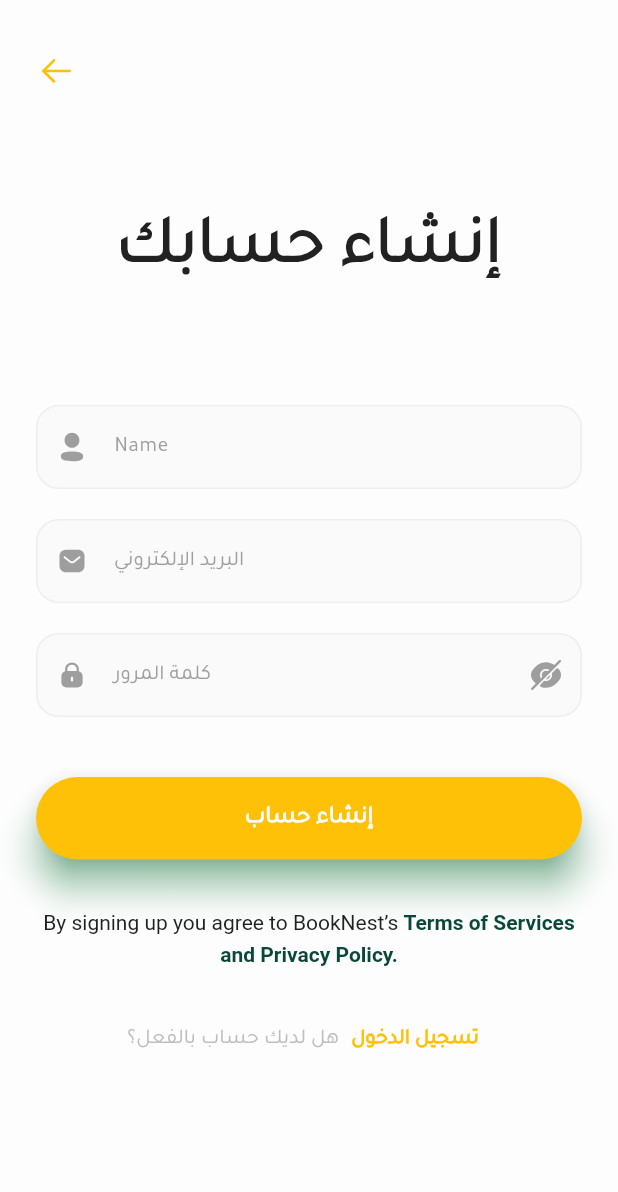
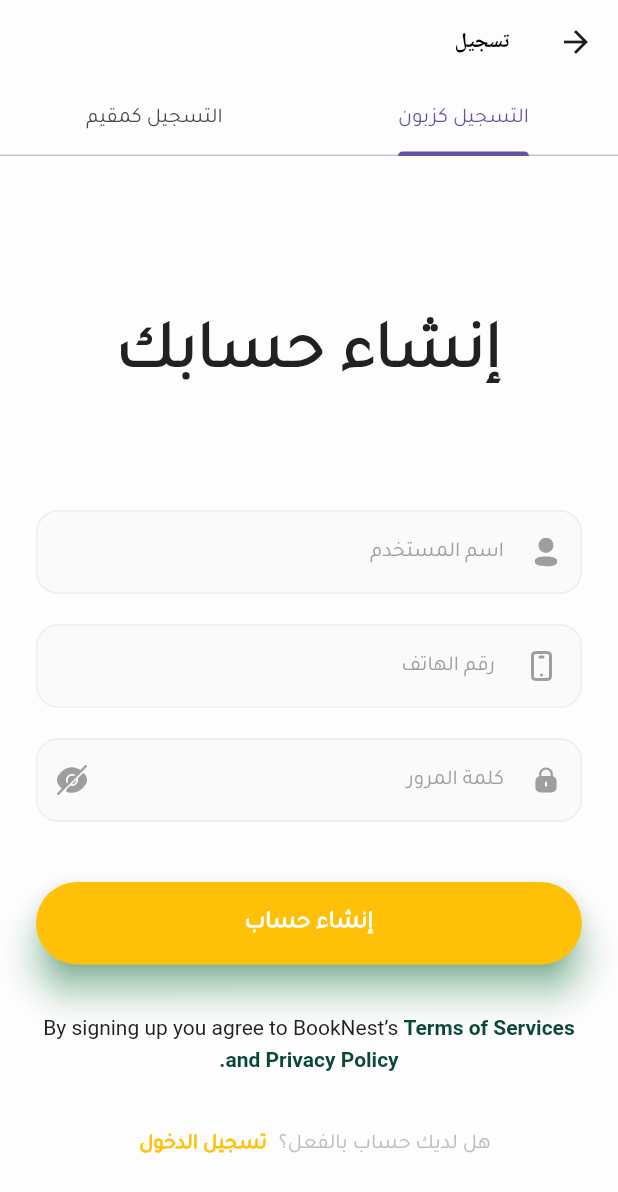
Before and after one commit to NourEldeenElazozy/NourEldeenElazozy-NourEldeenElazozy-hotel-booking-flutter, a Flutter app: the RegisterScreen screen opened by its route, on a phone screen of 412 x 824 dp. Shown: the top 1192 px of the screen. Run offline on Flutter 3.47's test engine with Material 3 defaults, Android fonts, the phone set to English and light mode, and no system bars; our stand-ins replace carousel_slider, dio, dots_indicator, flutter_credit_card, flutter_mobx, flutter_rating_bar and 10 more; accounts and stored records are empty; network calls fail; project files that could hold a hidden picture were left out.

Commit message:
Fix Register

```diff
--- a/lib/core/constants/my_strings.dart
+++ b/lib/core/constants/my_strings.dart
@@ -28,7 +28,7 @@ class MyString {
 
 //-----------------------------------Login_Screen------------------------------
   static const String loginTitle = "تسجيل الدخول إلى حسابك";
-  static const String emailHintText = "البريد الإلكتروني";
+  static const String emailHintText = "رقم الهاتف";
   static const String passwordHintText = "كلمة المرور";
   static const String signIn = "تسجيل الدخول";
   static const String forgotPassword = "نسيت كلمة المرور؟";
--- a/lib/presentation/screen/auth/Register/fill_profile.dart
+++ b/lib/presentation/screen/auth/Register/fill_profile.dart
@@ -192,9 +192,9 @@ class _FillProfileScreenState extends State<FillProfileScreen> {
                     ),),
                     const SizedBox(height: 20),
                     CustomTextFormField(
-                      controller: controller.emailController,
+                      controller: controller.phoneController,
                       obscureText: false,
-                      validator: Validations().emailValidation,
+                      validator: Validations().phoneValidation,
                       keyboardType: TextInputType.emailAddress,
                       textInputAction: TextInputAction.next,
                       hintText: MyString.email,
--- a/lib/presentation/screen/auth/Register/register.dart
+++ b/lib/presentation/screen/auth/Register/register.dart
@@ -7,44 +7,65 @@ class RegisterScreen extends StatefulWidget {
   State<RegisterScreen> createState() => RegisterScreenState();
 }
 
-class RegisterScreenState extends State<RegisterScreen> {
-
+class RegisterScreenState extends State<RegisterScreen> with SingleTickerProviderStateMixin {
   late RegisterController controller;
-
+  late TabController _tabController;
+  final GlobalKey<FormState> customerFormKey = GlobalKey<FormState>();
+  final GlobalKey<FormState> hostFormKey = GlobalKey<FormState>();
   @override
   void initState() {
     super.initState();
     controller = Get.put(RegisterController());
+    _tabController = TabController(length: 2, vsync: this);
+  }
+
+  @override
+  void dispose() {
+    _tabController.dispose();
+    super.dispose();
   }
 
   @override
   Widget build(BuildContext context) {
-    return GetBuilder<RegisterController>(
+    return Directionality(
+      textDirection: TextDirection.rtl,
+      child: GetBuilder<RegisterController>(
         init: controller,
         builder: (controller) {
           return Scaffold(
-          body: SafeArea(
+            appBar: AppBar(
+              title: const Text('تسجيل'),
+              bottom: TabBar(
+                controller: _tabController,
+                tabs: const [
+                  Tab(text: "التسجيل كزبون"),
+                  Tab(text: "التسجيل كمقيم"),
+                ],
+              ),
+            ),
+            body: TabBarView(
+              controller: _tabController,
+              children: [
+                _buildCustomerRegistration(controller),
+                _buildHostRegistration(controller),
+              ],
+            ),
+          );
+        },
+      ),
+    );
+  }
+
+  Widget _buildCustomerRegistration(RegisterController controller) {
+    return SafeArea(
       child: SingleChildScrollView(
         child: Padding(
           padding: const EdgeInsets.symmetric(horizontal: 24, vertical: 30),
           child: Form(
-                  key: controller.formKey,
+            key: customerFormKey, // استخدم المفتاح الفريد هنا
             child: Column(
               children: [
-                        Row(
-                          children: [
-                            InkWell(
-                              onTap: () {
-                                return Get.back();
-                              },
-                              child: Container(
-                                padding: const EdgeInsets.only(right: 3, top: 3, bottom: 3),
-                                child: SvgPicture.asset(MyImages.backArrow, colorFilter: ColorFilter.mode(
-                                    controller.themeController.isDarkMode.value ? MyColors.white : MyColors.primaryColor, BlendMode.srcIn),),
-                              ),
-                            ),
-                          ],
-                        ),
+
                 Container(
                   alignment: Alignment.center,
                   height: MediaQuery.of(context).size.height * 0.25,
@@ -60,22 +81,22 @@ class RegisterScreenState extends State<RegisterScreen> {
                     padding: const EdgeInsets.all(15),
                     child: SvgPicture.asset(MyImages.user),
                   ),
-                          hintText: "Name",
-                          fillColor: controller.themeController.isDarkMode.value ? MyColors.darkTextFieldColor :MyColors.disabledTextFieldColor,
+                  hintText: "اسم المستخدم",
+                  fillColor: controller.themeController.isDarkMode.value ? MyColors.darkTextFieldColor : MyColors.disabledTextFieldColor,
                 ),
                 const SizedBox(height: 20),
                 CustomTextFormField(
-                          controller: controller.emailController,
+                  controller: controller.phoneController,
                   obscureText: false,
-                          keyboardType: TextInputType.emailAddress,
-                          validator: Validations().emailValidation,
+                  keyboardType: TextInputType.number,
+                  validator: Validations().phoneValidation,
                   textInputAction: TextInputAction.next,
                   prefixIcon: Padding(
                     padding: const EdgeInsets.all(15),
-                            child: SvgPicture.asset(MyImages.emailBox),
+                    child: SvgPicture.asset(MyImages.mobile),
                   ),
                   hintText: MyString.emailHintText,
-                          fillColor: controller.themeController.isDarkMode.value ? MyColors.darkTextFieldColor :MyColors.disabledTextFieldColor,
+                  fillColor: controller.themeController.isDarkMode.value ? MyColors.darkTextFieldColor : MyColors.disabledTextFieldColor,
                 ),
                 const SizedBox(height: 20),
                 Obx(() => CustomTextFormField(
@@ -83,7 +104,8 @@ class RegisterScreenState extends State<RegisterScreen> {
                   obscureText: controller.showPassword.value,
                   validator: Validations().passwordValidation,
                   textInputAction: TextInputAction.done,
-                          prefixIcon: Padding( padding: const EdgeInsets.all(15),
+                  prefixIcon: Padding(
+                    padding: const EdgeInsets.all(15),
                     child: SvgPicture.asset(MyImages.passwordLock),
                   ),
                   hintText: MyString.passwordHintText,
@@ -94,12 +116,13 @@ class RegisterScreenState extends State<RegisterScreen> {
                       onTap: () {
                         controller.showPassword.value = !controller.showPassword.value;
                       },
-                              child: SvgPicture.asset(controller.showPassword.value ? MyImages.hidePassword : MyImages.showPassword,
+                      child: SvgPicture.asset(
+                        controller.showPassword.value ? MyImages.hidePassword : MyImages.showPassword,
                         colorFilter: const ColorFilter.mode(Colors.grey, BlendMode.srcIn),
                       ),
                     ),
                   ),
-                        ),),
+                )),
                 const SizedBox(height: 40),
                 SizedBox(
                   height: 55,
@@ -118,13 +141,15 @@ class RegisterScreenState extends State<RegisterScreen> {
                   text: TextSpan(
                     children: [
                       TextSpan(
-                                text: 'By signing up you agree to BookNest’s ',style: TextStyle(color: controller.themeController.isDarkMode.value ? MyColors.white : MyColors.textBlackColor,fontWeight: FontWeight.w400, fontSize: 14),
+                        text: 'By signing up you agree to BookNest’s ',
+                        style: TextStyle(color: controller.themeController.isDarkMode.value ? MyColors.white : MyColors.textBlackColor, fontWeight: FontWeight.w400, fontSize: 14),
                       ),
                       const TextSpan(
-                                text: 'Terms of Services and Privacy Policy.', style: TextStyle(color: MyColors.successColor,fontWeight: FontWeight.w600, fontSize: 14, height: 1.5),
-                              )
-                            ]
-                          )
+                        text: 'Terms of Services and Privacy Policy.',
+                        style: TextStyle(color: MyColors.successColor, fontWeight: FontWeight.w600, fontSize: 14, height: 1.5),
+                      ),
+                    ],
+                  ),
                 ),
                 const SizedBox(height: 30),
                 Row(
@@ -137,7 +162,9 @@ class RegisterScreenState extends State<RegisterScreen> {
                       },
                       child: Container(
                         padding: const EdgeInsets.all(8),
-                                child: Text(MyString.signIn, style: TextStyle(
+                        child: Text(
+                          MyString.signIn,
+                          style: TextStyle(
                             color: controller.themeController.isDarkMode.value ? MyColors.textYellowColor : MyColors.primaryColor,
                             fontWeight: FontWeight.w600,
                             fontSize: 14,
@@ -147,14 +174,93 @@ class RegisterScreenState extends State<RegisterScreen> {
                     ),
                   ],
                 ),
-                      ]
+              ],
             ),
-                )
           ),
         ),
       ),
     );
+  }
+
+  Widget _buildHostRegistration(RegisterController controller) {
+    return SafeArea(
+      child: SingleChildScrollView(
+        child: Padding(
+          padding: const EdgeInsets.symmetric(horizontal: 24, vertical: 30),
+          child: Form(
+            key: hostFormKey, // استخدم المفتاح الفريد هنا
+            child: Column(
+              children: [
+                Container(
+                  alignment: Alignment.center,
+                  height: MediaQuery.of(context).size.height * 0.25,
+                  child: const Text(MyString.registerTitle, style: TextStyle(fontWeight: FontWeight.w700, fontSize: 45)),
+                ),
+                CustomTextFormField(
+                  controller: controller.nameController,
+                  obscureText: false,
+                  maxLength: 30,
+                  validator: Validations().nameValidation,
+                  textInputAction: TextInputAction.next,
+                  prefixIcon: Padding(
+                    padding: const EdgeInsets.all(15),
+                    child: SvgPicture.asset(MyImages.user),
+                  ),
+                  hintText: "اسم المستخدم",
+                  fillColor: controller.themeController.isDarkMode.value ? MyColors.darkTextFieldColor : MyColors.disabledTextFieldColor,
+                ),
+                const SizedBox(height: 20),
+                CustomTextFormField(
+                  controller: controller.phoneController,
+                  obscureText: false,
+                  keyboardType: TextInputType.emailAddress,
+                  validator: Validations().phoneValidation,
+                  textInputAction: TextInputAction.next,
+                  prefixIcon: Padding(
+                    padding: const EdgeInsets.all(15),
+                    child: SvgPicture.asset(MyImages.mobile),
+                  ),
+                  hintText: MyString.emailHintText,
+                  fillColor: controller.themeController.isDarkMode.value ? MyColors.darkTextFieldColor : MyColors.disabledTextFieldColor,
+                ),
+                const SizedBox(height: 20),
+                Obx(() => CustomTextFormField(
+                  controller: controller.passwordController,
+                  obscureText: controller.showPassword.value,
+                  validator: Validations().passwordValidation,
+                  textInputAction: TextInputAction.done,
+                  prefixIcon: Padding(
+                    padding: const EdgeInsets.all(15),
+                    child: SvgPicture.asset(MyImages.passwordLock),
+                  ),
+                  hintText: MyString.passwordHintText,
+                  fillColor: controller.themeController.isDarkMode.value ? MyColors.darkTextFieldColor : MyColors.disabledTextFieldColor,
+                  suffixIcon: Padding(
+                    padding: const EdgeInsets.all(12.0),
+                    child: InkWell(
+                      onTap: () {
+                        controller.showPassword.value = !controller.showPassword.value;
                       },
+                      child: SvgPicture.asset(
+                        controller.showPassword.value ? MyImages.hidePassword : MyImages.showPassword,
+                        colorFilter: const ColorFilter.mode(Colors.grey, BlendMode.srcIn),
+                      ),
+                    ),
+                  ),
+                )),
+                const SizedBox(height: 40),
+                // أضف المزيد من الحقول المطلوبة هنا
+                ElevatedButton(
+                  onPressed: () {
+                    controller.submit();
+                  },
+                  child: const Text('تسجيل كمقيم'),
+                ),
+              ],
+            ),
+          ),
+        ),
+      ),
     );
   }
 }
--- a/lib/presentation/screen/auth/Register/register_controller.dart
+++ b/lib/presentation/screen/auth/Register/register_controller.dart
@@ -11,9 +11,9 @@ class RegisterController extends GetxController {
   Rx<FocusNode> passwordFocusNode = FocusNode().obs;
 
   TextEditingController nameController =TextEditingController();
-  TextEditingController emailController =TextEditingController();
+  TextEditingController phoneController =TextEditingController();
   TextEditingController passwordController =TextEditingController();
-
+  TextEditingController testController =TextEditingController();
   void submit() {
     final isValid = formKey.currentState!.validate();
     Get.focusScope!.unfocus();
--- a/lib/presentation/screen/profile/edit_profile.dart
+++ b/lib/presentation/screen/profile/edit_profile.dart
@@ -33,7 +33,7 @@ class _EditProfileState extends State<EditProfile> {
     controller.nameController.text='Daniel Austin';
     controller.nickNameController.text='Daniel';
     controller.dateController.text='1995-05-08';
-    controller.emailController.text='daniel_austin@yourdomain.com';
+    controller.phoneController.text='daniel_austin@yourdomain.com';
     controller.mobileNumberController.text='9898989898';
     controller.selectedGender = "Male";
   }
@@ -98,13 +98,13 @@ class _EditProfileState extends State<EditProfile> {
                   ),),
                   const SizedBox(height: 20),
                   CustomTextFormField(
-                    controller: controller.emailController,
+                    controller: controller.phoneController,
                     obscureText: false,
                     hintText: MyString.email,
                     fillColor: MyColors.disabledTextFieldColor,
                     keyboardType: TextInputType.emailAddress,
                     textInputAction: TextInputAction.next,
-                    validator: Validations().emailValidation,
+                    validator: Validations().phoneValidation,
                     suffixIcon: Padding(
                       padding: const EdgeInsets.all(15),
                       child: SvgPicture.asset(MyImages.fillEmailBoxDark),
--- a/lib/presentation/screen/reservation/reservation.dart
+++ b/lib/presentation/screen/reservation/reservation.dart
@@ -73,7 +73,7 @@ class _ReservationState extends State<Reservation> {
                 CustomTextFormField(
                   controller: controller.emailController,
                   obscureText: false,
-                  validator: Validations().emailValidation,
+                  validator: Validations().phoneValidation,
                   keyboardType: TextInputType.emailAddress,
                   hintText: MyString.email,
                   fillColor: MyColors.disabledTextFieldColor,
--- a/lib/utils/validations.dart
+++ b/lib/utils/validations.dart
@@ -46,15 +46,15 @@ class Validations {
     return null;
   }
 
-  String? emailValidation(value) {
-    if(value.isEmpty)
-    {
-      return "Email is required.";
-    }
-    else if(!emailRegex.hasMatch(value)) {
-      return "Enter a valid Email!.";
-    }
-    else {
+  String? phoneValidation(String? value) {
+    // التعبير النمطي للتحقق من رقم الهاتف
+    final RegExp phoneRegex = RegExp(r'^09\d{8}$');
+
+    if (value == null || value.isEmpty) {
+      return "رقم الهاتف مطلوب."; // النص بالعربية
+    } else if (!phoneRegex.hasMatch(value)) {
+      return "رقم الهاتف يجب أن يبدأ بـ 09 ويتبعه 8 أرقام."; // النص بالعربية
+    } else {
       return null;
     }
   }
```
Lines whose indentation alone changed are shown as unchanged.
